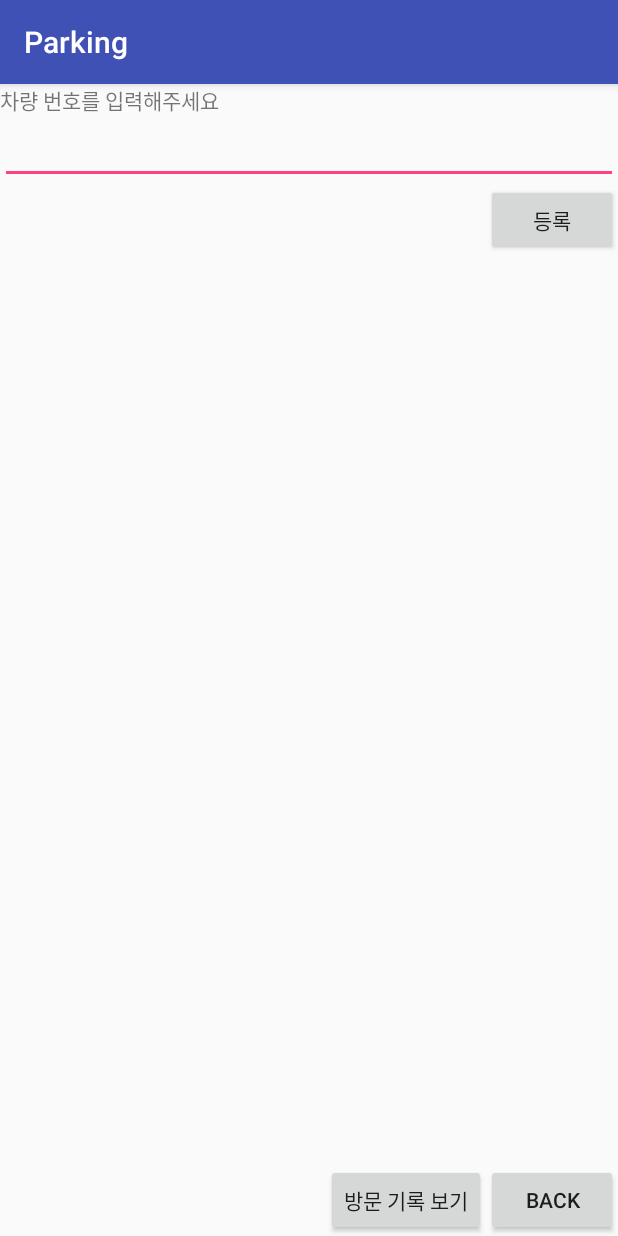
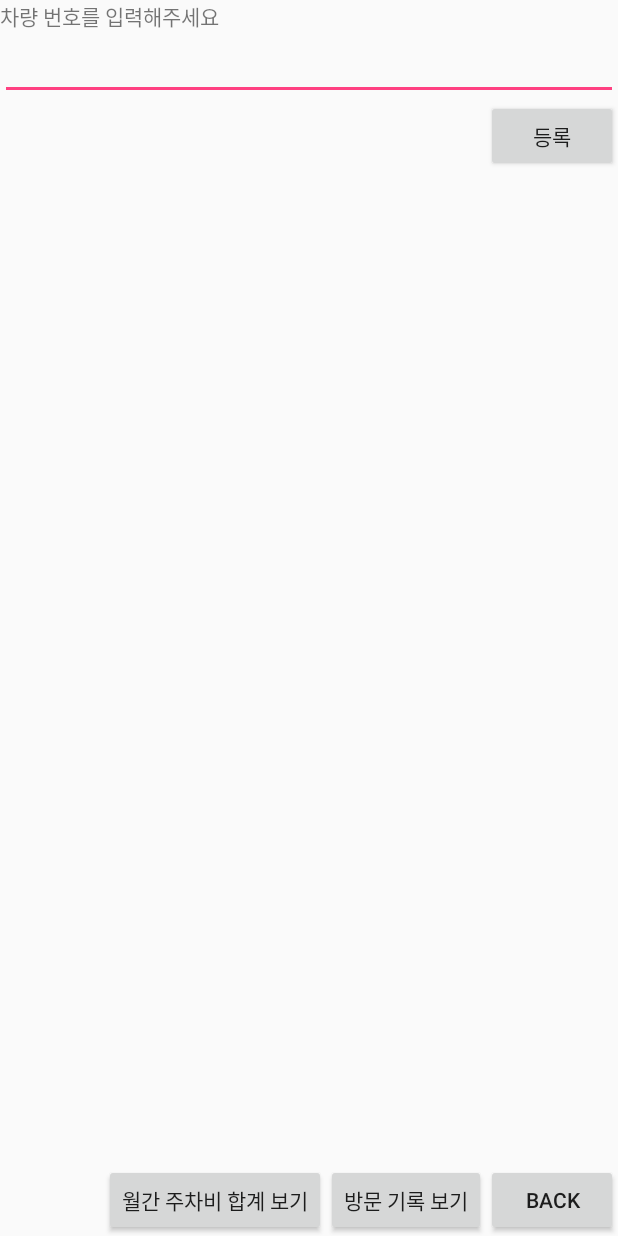
Before and after one commit to yun-deok-min/Parking, an Android app: the Config screen opened directly, with no data from a screen before it, on a phone screen of 412 x 824 dp. Run offline under Robolectric (Android 15) with nearby library versions, the phone set to English and light mode, and no system bars.

Commit message:
요금계산알림서비스, datepicker API24 수정 구현 전

```diff
--- a/app/build.gradle
+++ b/app/build.gradle
@@ -5,7 +5,7 @@ android {
     buildToolsVersion "25.0.2"
     defaultConfig {
         applicationId "myactivityresult.book.com.parking"
-        minSdkVersion 15
+        minSdkVersion 23
         targetSdkVersion 25
         versionCode 1
         versionName "1.0"
--- a/app/src/main/java/myactivityresult/book/com/parking/Config.java
+++ b/app/src/main/java/myactivityresult/book/com/parking/Config.java
@@ -3,9 +3,13 @@ package myactivityresult.book.com.parking;
 import android.content.Context;
 import android.content.Intent;
 import android.content.SharedPreferences;
+import android.database.Cursor;
 import android.os.Bundle;
 import android.support.v7.app.AppCompatActivity;
 import android.view.View;
+import android.view.Window;
+import android.widget.Button;
+import android.widget.DatePicker;
 import android.widget.EditText;
 import android.widget.Toast;
 
@@ -13,9 +17,12 @@ public class Config extends AppCompatActivity {
     EditText EdtCarNumber;
     SharedPreferences pref;
     String carNumber;
+    DatePicker datePicker;
+    Button select_month;
 
     @Override
     protected void onCreate(Bundle savedInstanceState) {
+        supportRequestWindowFeature(Window.FEATURE_NO_TITLE);
         super.onCreate(savedInstanceState);
         setContentView(R.layout.activity_config);
 
@@ -50,6 +57,65 @@ public class Config extends AppCompatActivity {
         }
     }
 
+    public void ShowCalendar(View v){
+        datePicker = (DatePicker)findViewById(R.id.datePicker);
+        datePicker.setVisibility(View.VISIBLE);
+
+        /*
+        try{
+            Field[] f = datePicker.getClass().getDeclaredFields();
+            for(int i =0; i<f.length; i++){
+                Log.d("test", f[i].getName());
+            }
+            for (Field dateField : f) {
+                if(Build.VERSION.SDK_INT >= Build.VERSION_CODES.KITKAT) {
+                    if ("mDaySpinner".equals(dateField.getName())) {
+                        dateField.setAccessible(true);
+                        Object dayPicker = new Object();
+                        dayPicker = dateField.get(datePicker);
+                        ((View) dayPicker).setVisibility(View.GONE);
+                    }
+                }
+                else{
+                    if ("mDayPicker".equals(dateField.getName())) {
+                        dateField.setAccessible(true);
+                        Object dayPicker = new Object();
+                        dayPicker = dateField.get(datePicker);
+                        ((View) dayPicker).setVisibility(View.GONE);
+                    }
+                }
+            }
+        }
+        catch (IllegalAccessException e) {
+            e.printStackTrace();
+        } catch (IllegalArgumentException e) {
+            e.printStackTrace();
+        }
+        */
+        select_month = (Button)findViewById(R.id.select_month);
+        select_month.setVisibility(View.VISIBLE);
+    }
+
+    public void SumDailyMoney(View v){
+        int year = datePicker.getYear();
+        int month = datePicker.getMonth() + 1;
+        //Toast.makeText(getApplicationContext(), year + "년 " + month +"월", Toast.LENGTH_LONG).show();
+
+        int monthly_fare = 0;
+        int daily_fare;
+        Cursor cursor;
+        carNumber = pref.getString("CarNumber","");
+
+        SQLiteHelper sqh = new SQLiteHelper(Config.this);
+        cursor = sqh.getMonthlyFare(carNumber, year, month);
+
+        while(cursor.moveToNext()){
+            daily_fare = cursor.getInt(cursor.getColumnIndex(MoneyLogTable.Fare));
+            monthly_fare = monthly_fare + daily_fare;
+        }
+        Toast.makeText(getApplicationContext(), "월 합계 : " + monthly_fare, Toast.LENGTH_LONG).show();
+    }
+
     public void BackToStartMenu(View v){
         finish();
     }
--- a/app/src/main/java/myactivityresult/book/com/parking/MyCarPosition.java
+++ b/app/src/main/java/myactivityresult/book/com/parking/MyCarPosition.java
@@ -5,6 +5,7 @@ import android.content.SharedPreferences;
 import android.os.Bundle;
 import android.support.v7.app.AppCompatActivity;
 import android.view.View;
+import android.view.Window;
 import android.webkit.WebView;
 import android.webkit.WebViewClient;
 import android.widget.EditText;
@@ -28,6 +29,7 @@ public class MyCarPosition extends AppCompatActivity {
 
     @Override
     protected void onCreate(Bundle savedInstanceState) {
+        supportRequestWindowFeature(Window.FEATURE_NO_TITLE);
         super.onCreate(savedInstanceState);
         setContentView(R.layout.activity_my_car_position);
 
--- a/app/src/main/res/layout/activity_config.xml
+++ b/app/src/main/res/layout/activity_config.xml
@@ -26,7 +26,8 @@
         android:text="등록"
         android:layout_below="@+id/EdtCarNumber"
         android:layout_alignParentRight="true"
-        android:layout_alignParentEnd="true" />
+        android:layout_alignParentEnd="true"
+        android:id="@+id/button2" />
 
     <Button
         android:layout_width="wrap_content"
@@ -35,7 +36,8 @@
         android:onClick="ShowTimeLog"
         android:layout_alignParentBottom="true"
         android:layout_toLeftOf="@+id/button01"
-        android:layout_toStartOf="@+id/button01" />
+        android:layout_toStartOf="@+id/button01"
+        android:id="@+id/button3" />
 
     <Button
         android:id="@+id/button01"
@@ -47,4 +49,35 @@
         android:layout_alignParentRight="true"
         android:layout_alignParentEnd="true" />
 
+    <Button
+        android:layout_width="wrap_content"
+        android:layout_height="wrap_content"
+        android:text="월간 주차비 합계 보기"
+        android:layout_alignParentBottom="true"
+        android:layout_toLeftOf="@+id/button3"
+        android:layout_toStartOf="@+id/button3"
+        android:onClick="ShowCalendar"/>
+
+    <DatePicker
+        android:id="@+id/datePicker"
+        android:layout_width="wrap_content"
+        android:layout_height="wrap_content"
+        android:datePickerMode="spinner"
+        android:calendarViewShown="false"
+        android:visibility="invisible"
+        android:layout_below="@+id/button2"
+        android:layout_alignParentLeft="true"
+        android:layout_alignParentStart="true"></DatePicker>
+
+    <Button
+        android:layout_width="wrap_content"
+        android:layout_height="wrap_content"
+        android:text="보기"
+        android:id="@+id/select_month"
+        android:visibility="invisible"
+        android:onClick="SumDailyMoney"
+        android:layout_below="@+id/datePicker"
+        android:layout_alignRight="@+id/datePicker"
+        android:layout_alignEnd="@+id/datePicker" />
+
 </RelativeLayout>
--- a/app/src/main/res/layout/activity_time_log.xml
+++ b/app/src/main/res/layout/activity_time_log.xml
@@ -50,6 +50,7 @@
         android:layout_width="wrap_content"
         android:layout_height="wrap_content"
         android:text="back"
+        android:onClick="BackToStartMenu"
         android:layout_alignParentBottom="true"
         android:layout_alignParentRight="true"
         android:layout_alignParentEnd="true" />
--- a/app/src/main/res/layout/logview_adapter.xml
+++ b/app/src/main/res/layout/logview_adapter.xml
@@ -7,12 +7,14 @@
         android:id="@+id/entered_txt"
         android:layout_width="match_parent"
         android:layout_height="wrap_content"
-        android:layout_weight="1"/>
+        android:layout_weight="1"
+        android:textAlignment="center"/>
 
     <TextView
         android:id="@+id/exited_txt"
         android:layout_width="match_parent"
         android:layout_height="wrap_content"
-        android:layout_weight="1"/>
+        android:layout_weight="1"
+        android:textAlignment="center"/>
 
 </LinearLayout>
```
Also changed, not shown: app/src/main/java/myactivityresult/book/com/parking/CalculateFare.java (+5 -2 lines), app/src/main/java/myactivityresult/book/com/parking/JSONParser.java (+10 -2 lines), app/src/main/java/myactivityresult/book/com/parking/MainActivity.java (+13 -37 lines), app/src/main/java/myactivityresult/book/com/parking/SQLiteHelper.java (+18 -46 lines), app/src/main/java/myactivityresult/book/com/parking/TimeLogActivity.java (+39 -16 lines), app/src/main/java/myactivityresult/book/com/parking/emptySpace.java (+41 -2 lines), app/src/main/java/myactivityresult/book/com/parking/temp.java (deleted, +0 -36 lines).
